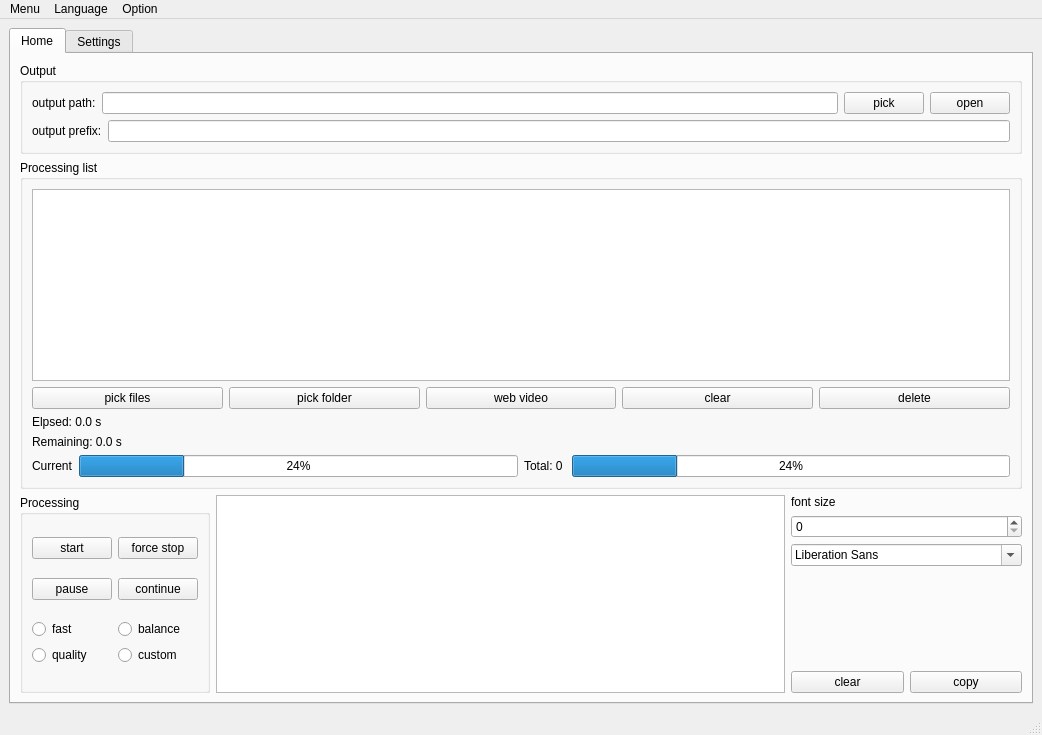
This is GUI/src/mainwindow.ui in TianZerL/Anime4KCPP as Qt 5 draws it before an edit. The edited form follows.
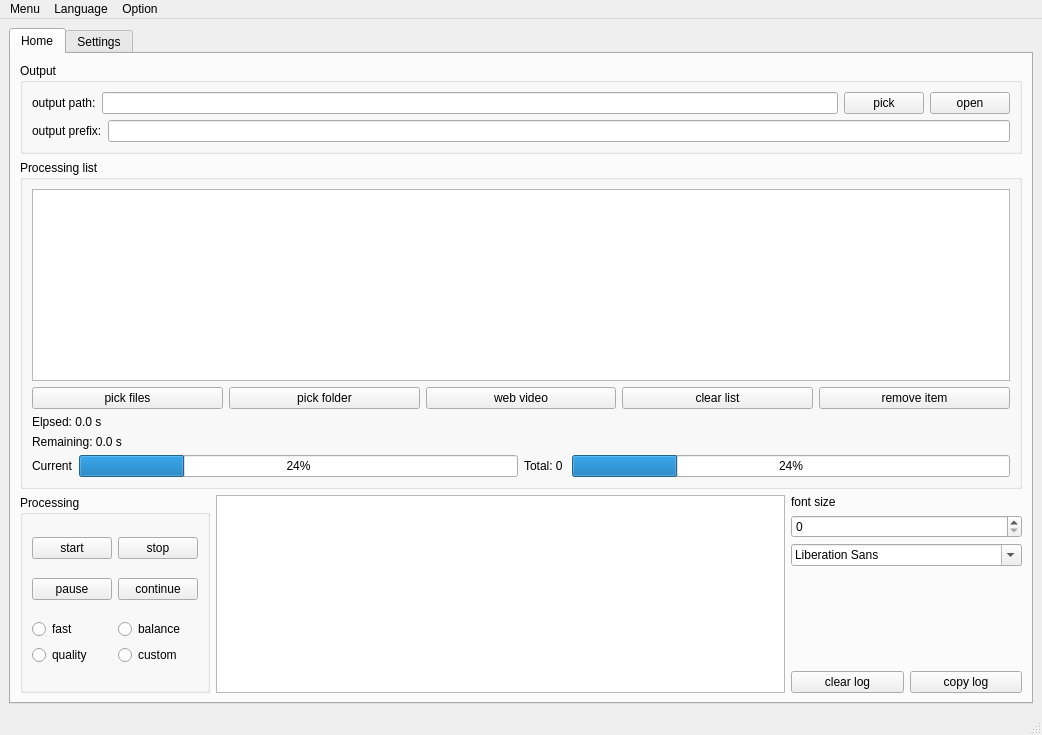
This is the edited form.

The edit to the form file:
```diff
--- a/GUI/src/mainwindow.ui
+++ b/GUI/src/mainwindow.ui
@@ -67,14 +67,14 @@
              <item>
               <widget class="QPushButton" name="pushButtonClear">
                <property name="text">
-                <string>clear</string>
+                <string>clear list</string>
                </property>
               </widget>
              </item>
              <item>
               <widget class="QPushButton" name="pushButtonDelete">
                <property name="text">
-                <string>delete</string>
+                <string>remove item</string>
                </property>
               </widget>
              </item>
@@ -212,7 +212,7 @@
               <string>start processing</string>
              </property>
              <property name="text">
-              <string>force stop</string>
+              <string>stop</string>
              </property>
             </widget>
            </item>
@@ -267,7 +267,7 @@
              <string>Clear logs</string>
             </property>
             <property name="text">
-             <string>clear</string>
+             <string>clear log</string>
             </property>
            </widget>
           </item>
@@ -277,7 +277,7 @@
              <string>Copy logs</string>
             </property>
             <property name="text">
-             <string>copy</string>
+             <string>copy log</string>
             </property>
            </widget>
           </item>
```
Left out of the diff: 2 changed lines with no effect on the pictures.
